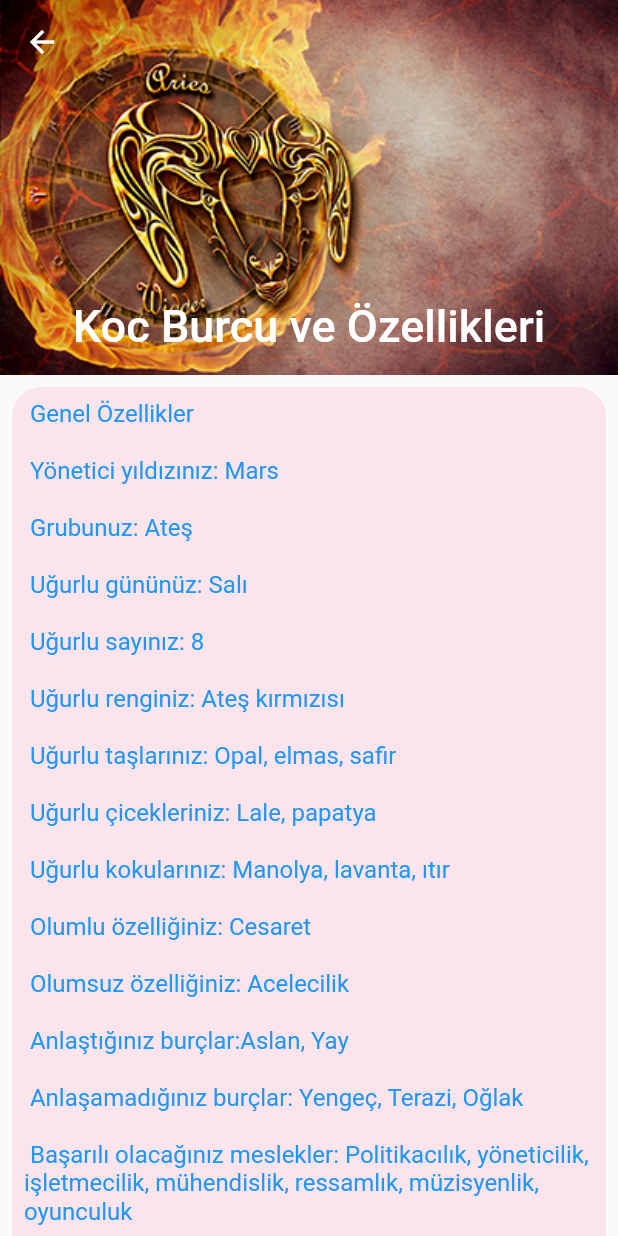
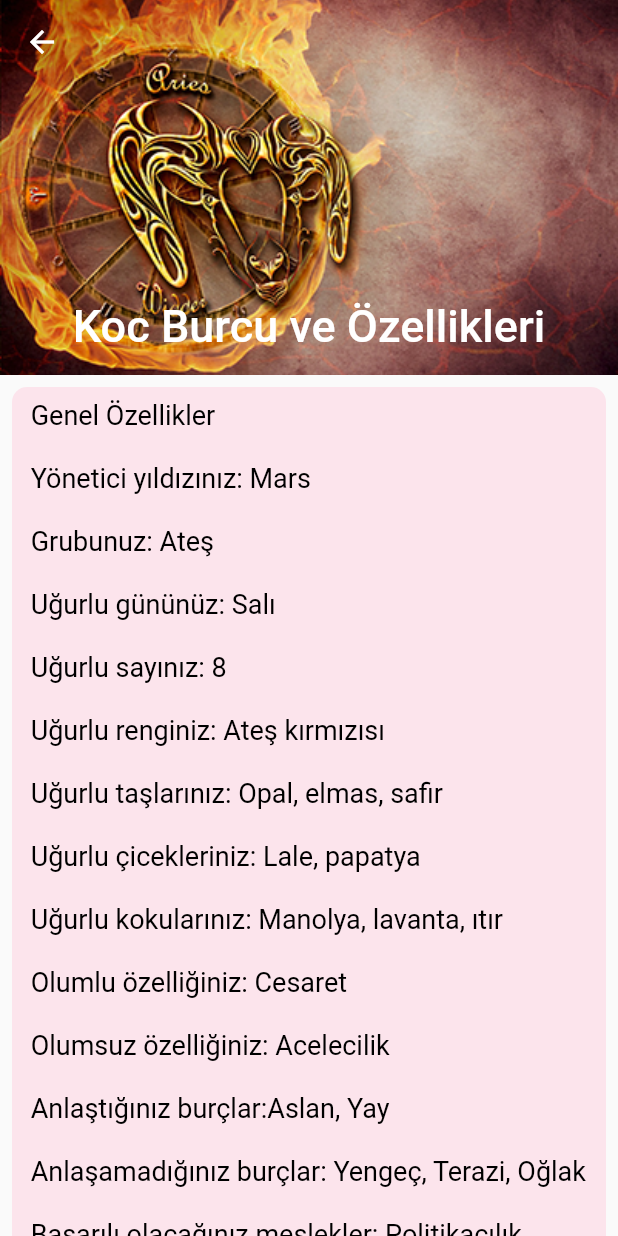
Before and after one commit to UysalMustafaa/Zodiac-Sign, a Flutter app: the screen it shows after launch, after a tap on "Koc", on a phone screen of 412 x 824 dp. Run offline on Flutter 3.47's test engine with Material 2 defaults, Android fonts, the phone set to English and light mode, and no system bars; our stand-ins replace palette_generator.

```diff
--- a/lib/burc_detay.dart
+++ b/lib/burc_detay.dart
@@ -69,11 +69,11 @@ class BurcDetayState extends State<BurcDetay> {
               padding: EdgeInsets.all(8),
               decoration: BoxDecoration(
                 color: Colors.pink.shade50,
-                borderRadius: BorderRadius.all(Radius.circular(20)),
+                borderRadius: BorderRadius.all(Radius.circular(10)),
               ),
               child: SingleChildScrollView(
                 child: Text(secilenBurc.burcDetay,
-                    style: TextStyle(fontSize: 16, color: Colors.blue)),
+                    style: TextStyle(fontSize: 18, color: Colors.black)),
               ),
             ),
           ),
```
